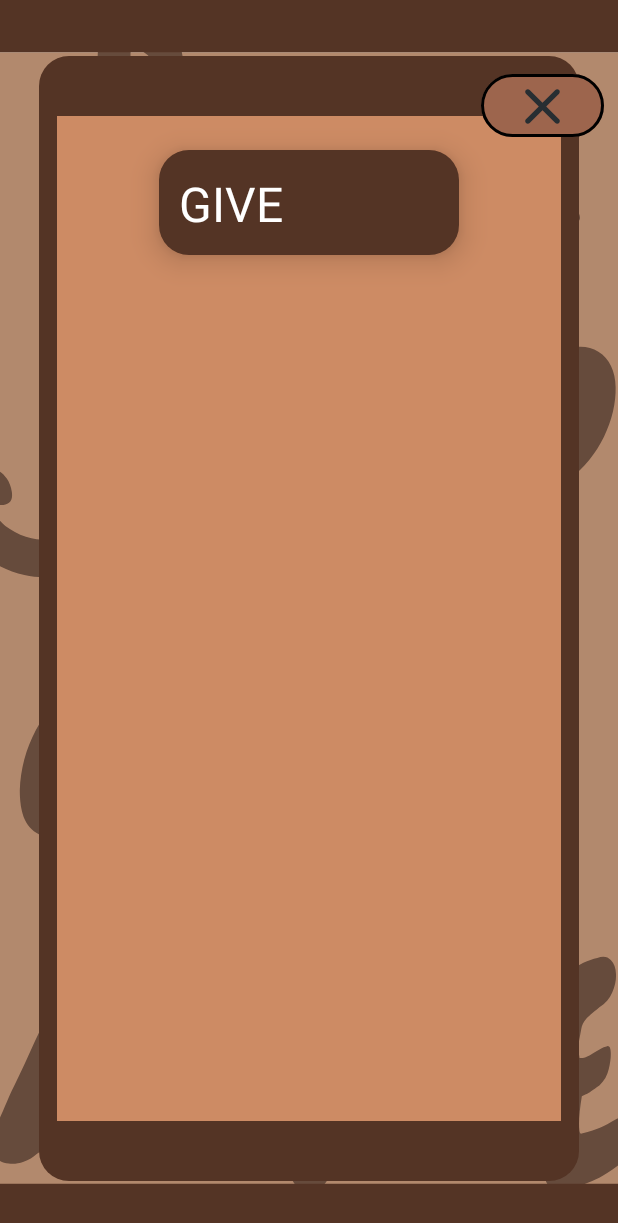
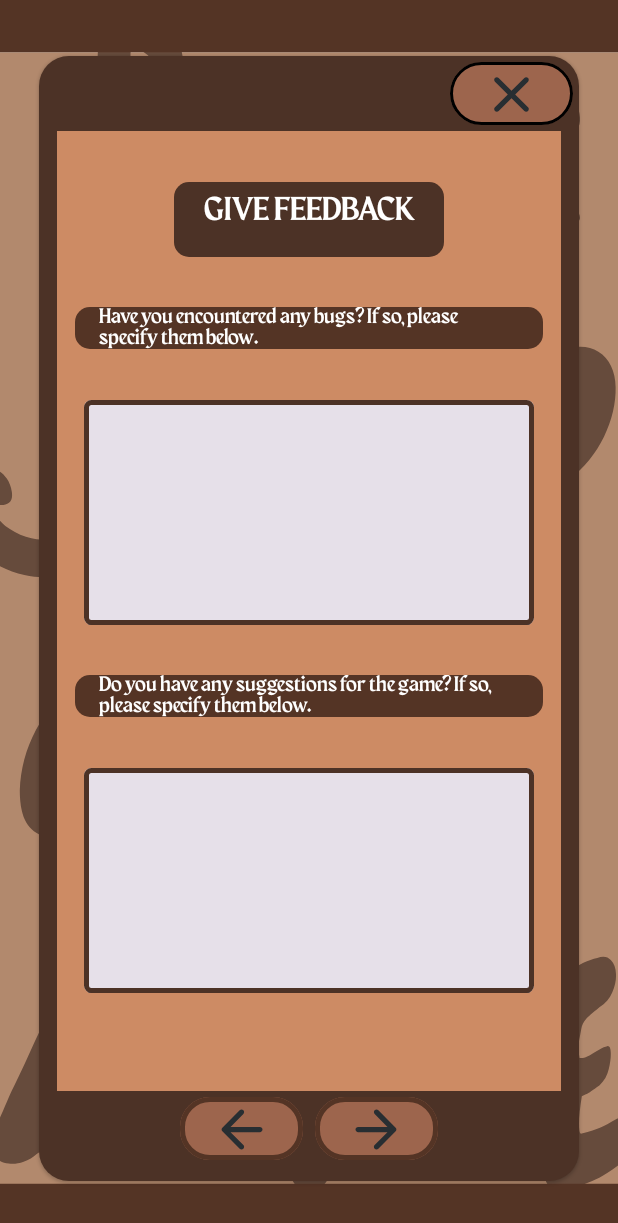
Before and after one commit to leiDanielAguila/Crossword-Application, an Android app built with Jetpack Compose: the @Preview function FeedbackScreenTwoPreview, on a phone screen of 412 x 824 dp. Shown: the top 1223 px of the screen. Run offline under Robolectric (Android 15) with nearby library versions, the phone set to English and light mode, and no system bars.

Commit message:
finished feedback screen 2

```diff
--- a/app/src/main/java/com/example/crosswordgame/Navigation.kt
+++ b/app/src/main/java/com/example/crosswordgame/Navigation.kt
@@ -8,6 +8,7 @@ import com.example.crosswordgame.games.MoviesScreen
 import com.example.crosswordgame.mainMenu.MainMenuScreen
 import com.example.crosswordgame.mainMenu.SettingsScreen
 import com.example.crosswordgame.mainMenu.feedback.FeedbackScreen
+import com.example.crosswordgame.mainMenu.feedback.FeedbackScreenThree
 import com.example.crosswordgame.mainMenu.feedback.FeedbackScreenTwo
 import com.example.crosswordgame.selectOptions.GameSelectionScreen
 
@@ -23,5 +24,6 @@ fun Navigation() {
         // feedback screens
         composable(route = Screen.FeedbackOne.route) { FeedbackScreen(navController = navController) }
         composable(route = Screen.FeedbackTwo.route) { FeedbackScreenTwo(navController = navController) }
+        composable(route = Screen.FeedbackThree.route) { FeedbackScreenThree(navController = navController) }
     }
 }
--- a/app/src/main/java/com/example/crosswordgame/Screen.kt
+++ b/app/src/main/java/com/example/crosswordgame/Screen.kt
@@ -7,4 +7,5 @@ sealed class Screen(val route: String) {
     data object Movies: Screen("Movies")
     data object FeedbackOne: Screen("FeedbackOne")
     data object FeedbackTwo: Screen("FeedbackTwo")
+    data object FeedbackThree: Screen("FeedbackThree")
 }
--- a/app/src/main/java/com/example/crosswordgame/mainMenu/feedback/feedbackSCreenTwo.kt
+++ b/app/src/main/java/com/example/crosswordgame/mainMenu/feedback/feedbackSCreenTwo.kt
@@ -1,29 +1,53 @@
 package com.example.crosswordgame.mainMenu.feedback
 
+import androidx.compose.foundation.BorderStroke
 import androidx.compose.foundation.Image
+import androidx.compose.foundation.background
+import androidx.compose.foundation.border
+import androidx.compose.foundation.horizontalScroll
 import androidx.compose.foundation.layout.Arrangement
 import androidx.compose.foundation.layout.Box
 import androidx.compose.foundation.layout.Column
+import androidx.compose.foundation.layout.Row
 import androidx.compose.foundation.layout.fillMaxSize
+import androidx.compose.foundation.layout.fillMaxWidth
 import androidx.compose.foundation.layout.padding
 import androidx.compose.foundation.layout.size
 import androidx.compose.foundation.lazy.LazyColumn
 import androidx.compose.foundation.shape.RoundedCornerShape
+import androidx.compose.foundation.shape.ZeroCornerSize
+import androidx.compose.material.icons.Icons
+import androidx.compose.material.icons.rounded.ArrowBack
+import androidx.compose.material.icons.rounded.ArrowForward
+import androidx.compose.material3.CardDefaults
+import androidx.compose.material3.ElevatedCard
+import androidx.compose.material3.Icon
+import androidx.compose.material3.IconButton
+import androidx.compose.material3.MaterialTheme
 import androidx.compose.material3.Surface
 import androidx.compose.material3.Text
+import androidx.compose.material3.TextField
 import androidx.compose.runtime.Composable
 import androidx.compose.ui.Alignment
 import androidx.compose.ui.Modifier
+import androidx.compose.ui.graphics.Color
 import androidx.compose.ui.layout.ContentScale
+import androidx.compose.ui.res.colorResource
 import androidx.compose.ui.res.painterResource
 import androidx.compose.ui.res.stringResource
+import androidx.compose.ui.text.style.TextAlign
 import androidx.compose.ui.tooling.preview.Preview
 import androidx.compose.ui.unit.dp
 import androidx.compose.ui.unit.em
+import androidx.compose.ui.unit.sp
 import androidx.navigation.NavController
 import androidx.navigation.compose.rememberNavController
 import com.example.crosswordgame.R
+import com.example.crosswordgame.Screen
+import com.example.crosswordgame.ui.theme.MaragsaFont
+import com.example.crosswordgame.ui.theme.browner
 import com.example.crosswordgame.ui.theme.darkerBrown
+import com.example.crosswordgame.ui.theme.darkestBrown
 import com.example.crosswordgame.ui.theme.toneBrown
 import com.example.crosswordgame.ui.theme.white
 
@@ -43,35 +67,165 @@ fun FeedbackScreenTwo(modifier: Modifier = Modifier, navController: NavControlle
             horizontalAlignment = Alignment.CenterHorizontally,
             verticalArrangement = Arrangement.Center
         ) {
-            GiveFeedbackTwo()
+            GiveFeedbackTwo(navController = navController)
+        }
+    }
+}
+
+
+@Composable
+fun GiveFeedbackTwo(
+    onFeedbackQuestionOneChange: (String) -> Unit = {},
+    onFeedbackQuestionTwoChange: (String) -> Unit = {},
+    navController: NavController
+) {
+    ElevatedCard(
+        colors = CardDefaults.cardColors(containerColor = darkestBrown),
+        shape = RoundedCornerShape(20.dp),
+        modifier = Modifier
+            .size(width = 360.dp, height = 750.dp)
+    ) {
+        ExitButton(navController = navController)
+        Column(
+            horizontalAlignment = Alignment.CenterHorizontally,
+            verticalArrangement = Arrangement.Center
+        ) {
+            Surface (
+                color = toneBrown,
+                modifier = Modifier
+                    .size(640.dp)
+                    .padding(horizontal = 12.dp)
+            ) {
+
+                Column(
+                    verticalArrangement = Arrangement.SpaceEvenly,
+                    horizontalAlignment = Alignment.CenterHorizontally,
+                    modifier = Modifier.padding(bottom = 32.dp)
+                ) {
+
+                    Column (horizontalAlignment = Alignment.CenterHorizontally) {
+                        Surface(
+                            color = darkestBrown,
+                            shape = RoundedCornerShape(10.dp),
+                            modifier = Modifier.size(height = 50.dp, width = 180.dp)
+                        ) {
+                            Text(
+                                stringResource(id = R.string.give_feedback),
+                                color = white,
+                                textAlign = TextAlign.Center,
+                                fontSize = 22.sp,
+                                fontFamily = MaragsaFont,
+                                modifier = Modifier.padding(top = 8.dp)
+                            )
+                        }
+                    }
+
+                    Column(horizontalAlignment = Alignment.CenterHorizontally) {
+                        Surface(
+                            color = darkerBrown,
+                            shape = RoundedCornerShape(10.dp),
+                            modifier = Modifier.padding(horizontal = 12.dp)
+                        ) {
+                            Text(
+                                stringResource(R.string.feedbackQuestion1),
+                                fontFamily = MaragsaFont,
+                                color = Color.White,
+                                modifier = Modifier
+                                    .padding(horizontal = 16.dp)
+                            )
+                        }
+                    }
+
+                    Column(horizontalAlignment = Alignment.CenterHorizontally) {
+                        TextField(
+                            value = "",
+                            onValueChange = onFeedbackQuestionOneChange,
+                            singleLine = false,
+                            shape = RoundedCornerShape(5.dp),
+                            modifier = Modifier
+                                .border(3.dp, darkestBrown, RoundedCornerShape(5.dp))
+                                .size(width = 300.dp, height = 150.dp)
+                        )
+                    }
+
+                    Column(horizontalAlignment = Alignment.CenterHorizontally) {
+                        Surface(
+                            color = darkerBrown,
+                            shape = RoundedCornerShape(10.dp),
+                            modifier = Modifier.padding(horizontal = 12.dp)
+                        ) {
+                            Text(
+                                stringResource(R.string.feedbackQuestion2),
+                                fontFamily = MaragsaFont,
+                                color = Color.White,
+                                modifier = Modifier
+                                    .padding(horizontal = 16.dp)
+                            )
+                        }
+                    }
+
+                    Column(horizontalAlignment = Alignment.CenterHorizontally) {
+                        TextField(
+                            value = "",
+                            onValueChange = onFeedbackQuestionTwoChange,
+                            singleLine = false,
+                            shape = RoundedCornerShape(5.dp),
+                            modifier = Modifier
+                                .border(3.dp, darkestBrown, RoundedCornerShape(5.dp))
+                                .size(width = 300.dp, height = 150.dp)
+                        )
+                    }
+                }
+            }
+            NextAndReturnButton(navController = navController)
         }
 
-        Column(
-            modifier
-                .fillMaxSize()
-                .padding(horizontal = 5.dp, vertical = 45.dp),
-            horizontalAlignment = Alignment.End,
+    }
+}
+
+@Composable
+fun NextAndReturnButton(navController: NavController) {
+    Row(
+        modifier = Modifier.fillMaxWidth(),
+        horizontalArrangement = Arrangement.Center
+    ) {
+
+        Surface(
+            color = browner,
+            border = BorderStroke(3.dp, darkerBrown),
+            shape = RoundedCornerShape(20.dp),
+            modifier = Modifier
+                .size(width = 90.dp, height = 50.dp)
+                .padding(4.dp)
         ) {
-            ExitButton(navController = navController)
+            IconButton(
+                onClick = { navController.navigate(Screen.FeedbackOne.route) },
+            ) {
+                Icon(
+                    Icons.Rounded.ArrowBack,
+                    contentDescription = null,
+                    modifier = Modifier.size(100.dp),
+                    colorResource(R.color.btnBlack)
+                )
+            }
         }
 
-        Column( // Give Feedback card
-            modifier
-                .fillMaxSize()
-                .padding(top = 100.dp),
-            horizontalAlignment = Alignment.CenterHorizontally
+        Surface(
+            color = browner,
+            border = BorderStroke(3.dp, darkerBrown),
+            shape = RoundedCornerShape(20.dp),
+            modifier = Modifier
+                .size(width = 90.dp, height = 50.dp)
+                .padding(4.dp)
         ) {
-            Surface(
-                color = darkerBrown,
-                shape = RoundedCornerShape(20.dp),
-                shadowElevation = 12.dp,
-                modifier = Modifier.size(width = 200.dp, height = 70.dp)
+            IconButton(
+                onClick = { navController.navigate(Screen.FeedbackTwo.route) },
             ) {
-                Text(
-                    stringResource(R.string.give_feedback),
-                    color = white,
-                    fontSize = 4.em,
-                    modifier = Modifier.padding(horizontal = 13.dp, vertical = 18.dp)
+                Icon(
+                    Icons.Rounded.ArrowForward,
+                    contentDescription = null,
+                    modifier = Modifier.size(100.dp),
+                    colorResource(R.color.btnBlack)
                 )
             }
         }
@@ -80,28 +234,13 @@ fun FeedbackScreenTwo(modifier: Modifier = Modifier, navController: NavControlle
 
 
 @Composable
-fun GiveFeedbackTwo() {
-    Surface(
-        color = darkerBrown,
-        shape = RoundedCornerShape(20.dp),
-        modifier = Modifier.size(width = 360.dp, height = 750.dp)
+fun FeedbackPageTwoReturnButton(navController: NavController) {
+    Column(
+        modifier = Modifier.fillMaxWidth(),
     ) {
-        Column(
-            horizontalAlignment = Alignment.CenterHorizontally,
-            verticalArrangement = Arrangement.Center
-        ) {
-            Surface (
-                color = toneBrown,
-                modifier = Modifier
-                    .size(670.dp)
-                    .padding(horizontal = 12.dp)
-            ) {
 
-            }
-        }
     }
 }
-
 @Preview(showBackground = true)
 @Composable
 fun FeedbackScreenTwoPreview() {
--- a/app/src/main/java/com/example/crosswordgame/mainMenu/feedback/feedbackScreenOne.kt
+++ b/app/src/main/java/com/example/crosswordgame/mainMenu/feedback/feedbackScreenOne.kt
@@ -70,7 +70,6 @@ fun FeedbackScreen(modifier: Modifier = Modifier, navController: NavController)
         ) {
             GiveFeedbackOne(navController = navController)
         }
-
     }
 }
 
--- /dev/null
+++ b/app/src/main/java/com/example/crosswordgame/mainMenu/feedback/feedbackScreenThree.kt
@@ -0,0 +1,34 @@
+package com.example.crosswordgame.mainMenu.feedback
+
+import androidx.compose.foundation.Image
+import androidx.compose.foundation.layout.Arrangement
+import androidx.compose.foundation.layout.Box
+import androidx.compose.foundation.layout.Row
+import androidx.compose.foundation.layout.fillMaxSize
+import androidx.compose.runtime.Composable
+import androidx.compose.ui.Alignment
+import androidx.compose.ui.Modifier
+import androidx.compose.ui.layout.ContentScale
+import androidx.compose.ui.res.painterResource
+import androidx.navigation.NavController
+import com.example.crosswordgame.R
+
+@Composable
+fun FeedbackScreenThree(modifier: Modifier = Modifier, navController: NavController) {
+    Box(modifier.fillMaxSize()) {
+        Image(
+            painterResource(R.drawable.appbackgroundimg),
+            contentDescription = "Main Menu background",
+            contentScale = ContentScale.FillBounds,
+            modifier = Modifier.matchParentSize()
+        )
+
+        Row(
+            modifier.fillMaxSize(),
+            horizontalArrangement = Arrangement.Center,
+            verticalAlignment = Alignment.CenterVertically
+        ) {
+
+        }
+    }
+}
--- a/app/src/main/res/values/strings.xml
+++ b/app/src/main/res/values/strings.xml
@@ -26,4 +26,7 @@
 
     <string name="history_category">History</string>
     <string name="movies_category">Movies</string>
+
+    <string name="feedbackQuestion1">Have you encountered any bugs? If so, please specify them below.</string>
+    <string name="feedbackQuestion2">Do you have any suggestions for the game? If so, please specify them below.</string>
 </resources>
```
